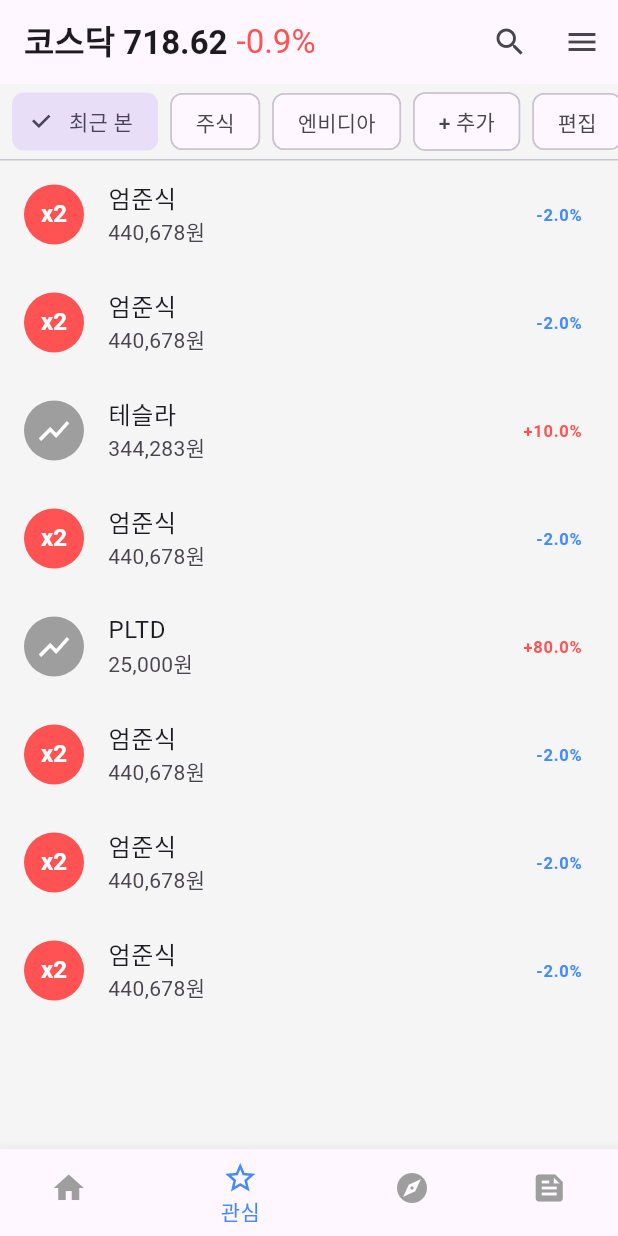
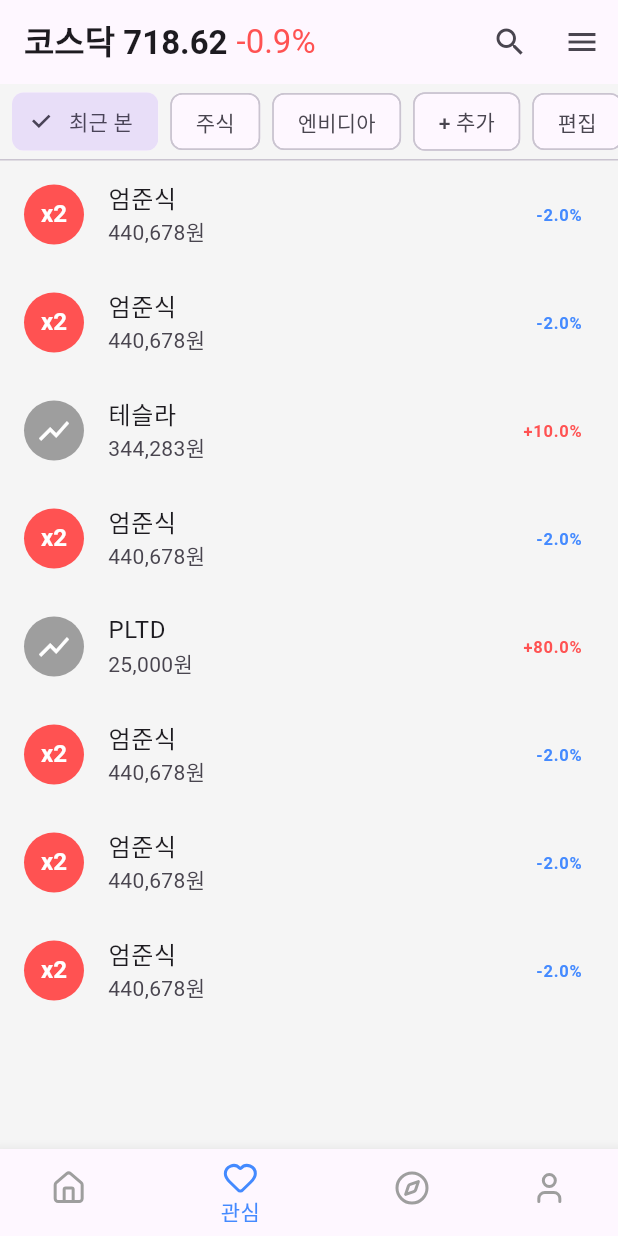
Before and after one commit to GNU-CSE-Invisible-Hand/invisiblehand-frontend, a Flutter app: the screen it shows after launch, on a phone screen of 412 x 824 dp. Run offline on Flutter 3.47's test engine with Material 3 defaults, Android fonts, the light colour scheme and no system bars; our stand-ins replace google_fonts, lucide_icons, webview_flutter.

Commit message:
하단 내비게이션 바 아이콘 수정 - 하단 바 아이콘 수정 - 아이콘 수정을 위한 종속성 추가 - 스크린 파일명 수정(home_screen.dart -> watchlist_screen.dart)

```diff
--- a/lib/main.dart
+++ b/lib/main.dart
@@ -1,5 +1,5 @@
 import 'package:flutter/material.dart';
-import 'screens/home_screen.dart';
+import 'screens/watchlist_screen.dart';
 
 void main() {
   runApp(const MyApp());
--- a/lib/screens/home_screen.dart
+++ b/lib/screens/watchlist_screen.dart
@@ -1,5 +1,6 @@
 import 'package:flutter/material.dart';
 import 'stock_detail_screen.dart';
+import 'package:lucide_icons/lucide_icons.dart';
 
 class HomeScreen extends StatefulWidget {
   const HomeScreen({Key? key}) : super(key: key);
@@ -67,20 +68,20 @@ class _HomeScreenState extends State<HomeScreen> {
   // BottomNavigationBar 아이템
   final List<BottomNavigationBarItem> _bottomNavItems = const [
     BottomNavigationBarItem(
-      icon: Icon(Icons.home),
+      icon: Icon(LucideIcons.home),
       label: '홈',
     ),
     BottomNavigationBarItem(
-      icon: Icon(Icons.star_border),
+      icon: Icon(LucideIcons.heart),
       label: '관심',
     ),
     BottomNavigationBarItem(
-      icon: Icon(Icons.explore),
-      label: '발견',
+      icon: Icon(LucideIcons.compass),
+      label: '탐색',
     ),
     BottomNavigationBarItem(
-      icon: Icon(Icons.feed),
-      label: '피드',
+      icon: Icon(LucideIcons.user),
+      label: '마이',
     ),
   ];
 
--- a/pubspec.yaml
+++ b/pubspec.yaml
@@ -32,6 +32,7 @@ dependencies:
     sdk: flutter
   google_fonts: ^6.2.1
   webview_flutter: ^4.10.0
+  lucide_icons: ^0.257.0
 
   # The following adds the Cupertino Icons font to your application.
   # Use with the CupertinoIcons class for iOS style icons.
```
Also changed, not shown: pubspec.lock.
